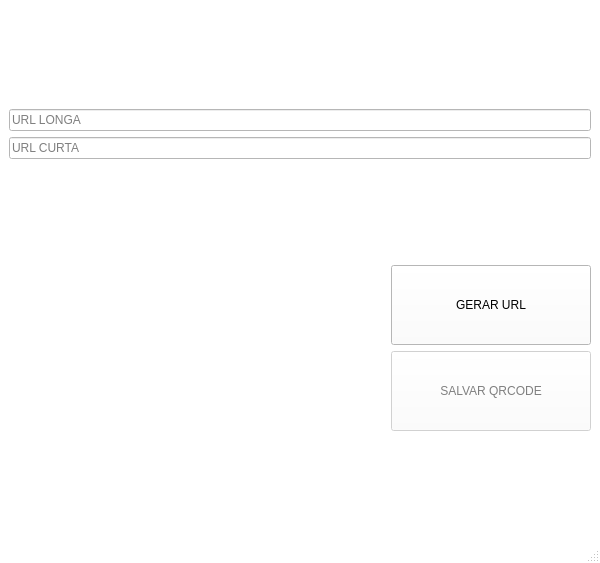
First picture: the form in QrCodeBuilder.ui, repository bielzinnnho/QrCode-Builder, before the edit.
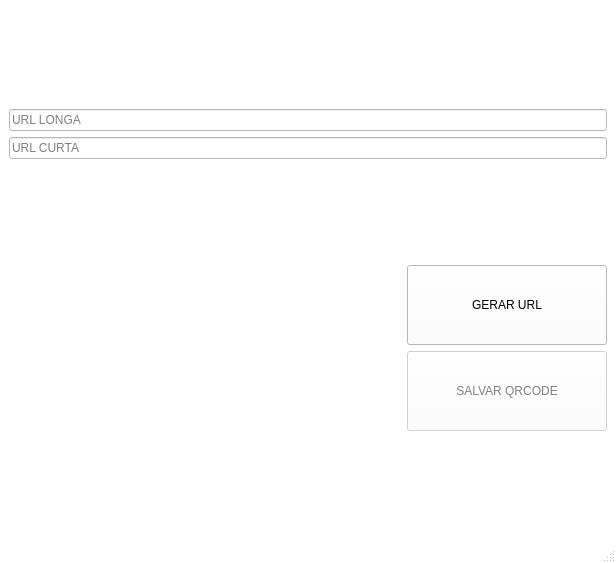
Second picture: the form after the edit.

Patch:
```diff
--- a/QrCodeBuilder.ui
+++ b/QrCodeBuilder.ui
@@ -6,7 +6,7 @@
    <rect>
     <x>0</x>
     <y>0</y>
-    <width>600</width>
+    <width>616</width>
     <height>563</height>
    </rect>
   </property>
```
Left out of the diff: 2 changed lines with no effect on the pictures.
